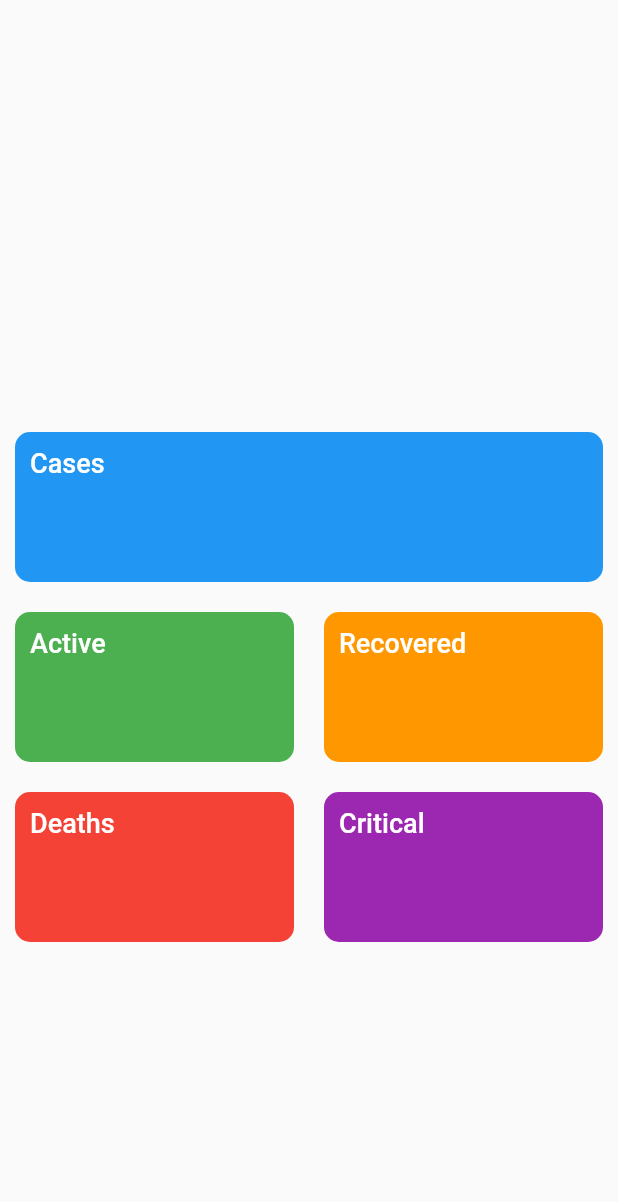
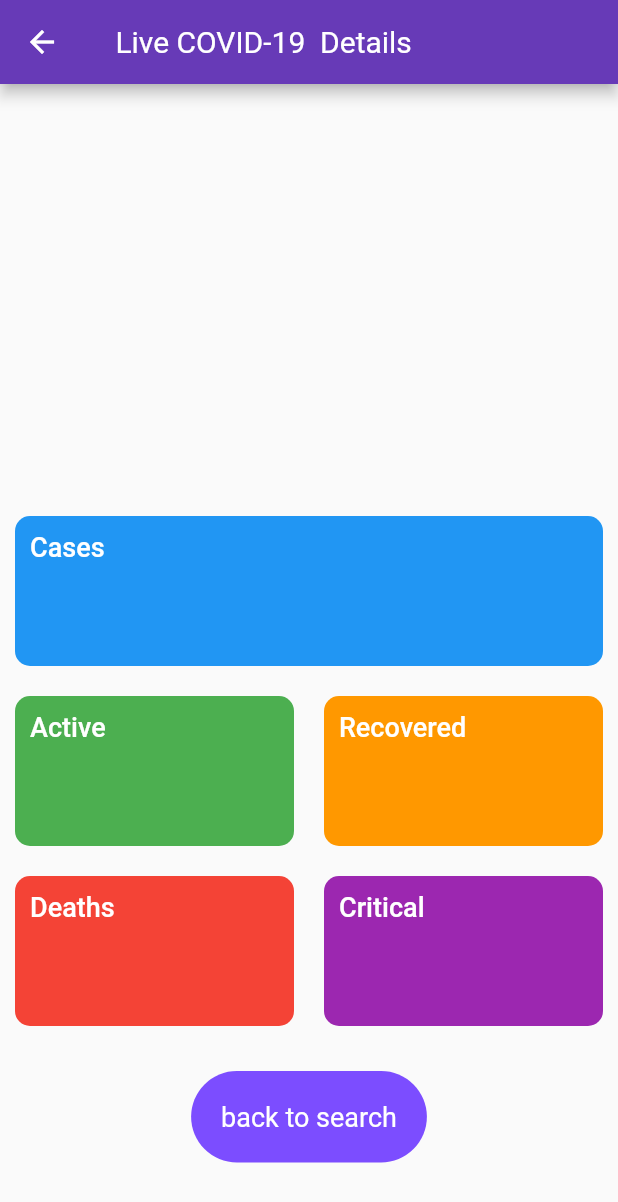
Before and after one commit to purbashis/COVID19_TrackerAPP, a Flutter app: the CountryDetails screen opened directly with empty values, on a phone screen of 412 x 824 dp. Shown: the top 1202 px of the screen. Run offline on Flutter 3.47's test engine with Material 2 defaults, Android fonts, the phone set to English and light mode, and no system bars; network calls fail.

Commit message:
app bar and back button

```diff
--- a/lib/tabs/country_tab.dart
+++ b/lib/tabs/country_tab.dart
@@ -11,15 +11,11 @@ http/http.dart as http: For making HTTP requests.
 
 */
 
-
-
 /*
 CountryTab Class
 
 A StatefulWidget representing the main tab where country data will be displayed.
 */
-
-
 
 class CountryTab extends StatefulWidget {
   const CountryTab({Key? key}) : super(key: key);
@@ -29,8 +25,6 @@ class CountryTab extends StatefulWidget {
 }
 
 class _CountryTabState extends State<CountryTab> {
-
-
 /*
 
 getCountryData Function:
@@ -43,9 +37,6 @@ API -  var url = Uri.https(
     );
 
 */
-
-
-
 
   Future<List<Country>> getCountryData() async {
     var url = Uri.https(
@@ -65,7 +56,6 @@ API -  var url = Uri.https(
       var jsonData = jsonDecode(response.body);
 
       //getting the countries data from the json response as a list of Country objects.
-
 
       List<Country> countries = [];
 
@@ -87,9 +77,7 @@ API -  var url = Uri.https(
     }
   }
 
-
 // Here is the scaffold that will be displayed on the screen.
-
 
   @override
   Widget build(BuildContext context) {
@@ -116,7 +104,6 @@ API -  var url = Uri.https(
       body: FutureBuilder(
         future: getCountryData(),
         builder: (context, snapshot) {
-
 // Here is the code that will be executed when the future is done. if the connection state is done, it will display the list view.
 
           if (snapshot.connectionState == ConnectionState.done) {
@@ -140,8 +127,7 @@ API -  var url = Uri.https(
               },
             );
           } else {
-
- // if the connection state is not done, it will display a circular progress indicator.
+            // if the connection state is not done, it will display a circular progress indicator.
             return const Center(
               child: CircularProgressIndicator(),
             );
@@ -239,19 +225,24 @@ class CountrySearch extends SearchDelegate<String> {
 // Here is the country details class that will be displayed when the list tile is tapped.
 
 class CountryDetails extends StatefulWidget {
-
   final Country country;
   CountryDetails(this.country);
 
   @override
   State<CountryDetails> createState() => _CountryDetailsState();
 }
+
 // Here is the code that will be executed when the country details class is created.
 class _CountryDetailsState extends State<CountryDetails> {
   @override
   // Here is the code that will be executed when the build method is called.
   Widget build(BuildContext context) {
     return Scaffold(
+  appBar: AppBar(
+  backgroundColor: Colors.deepPurple[10],
+    title: Text(" Live COVID-19 ${widget.country.countryName} Details",
+    style: TextStyle(fontSize: 20, fontWeight: FontWeight.normal),),
+  ),
       body: Column(
         crossAxisAlignment: CrossAxisAlignment.center,
         children: [
@@ -264,7 +255,6 @@ class _CountryDetailsState extends State<CountryDetails> {
             widget.country.countryName,
             style: TextStyle(fontSize: 24, fontWeight: FontWeight.bold),
           ),
-
 
           // Here is the code that will be executed when the build method is called.
           Row(
@@ -305,14 +295,33 @@ class _CountryDetailsState extends State<CountryDetails> {
           const SizedBox(
             height: 20,
           ),
+           GestureDetector(
+            onTap: () {
+              // Handle button tap
+            Navigator.pop(context);
+            },
+            child: Container(
+              padding: const EdgeInsets.all(20),
+              decoration: BoxDecoration(
+                color: Colors.deepPurpleAccent[200],
+                borderRadius: BorderRadius.circular(50),
+              ),
+              child: Text(
+                'back to search',
+                style: TextStyle(
+                  color: Colors.white,
+                  fontSize: 18,
+                ),
+              ),
+            ),
+           ),
         ],
       ),
     );
   }
 
-
   Widget buildDetailBox(String title, String value, Color color) {
-  //container that will be displayed on the screen.
+    //container that will be displayed on the screen.
     return Container(
       margin: const EdgeInsets.all(10),
       padding: const EdgeInsets.all(10),
```
